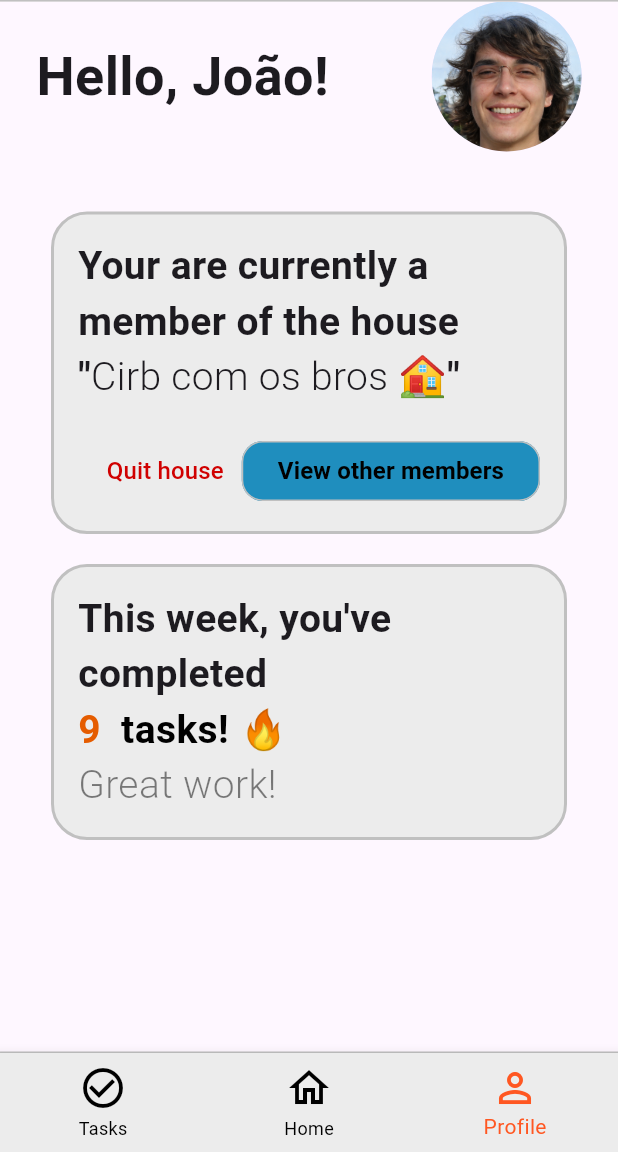
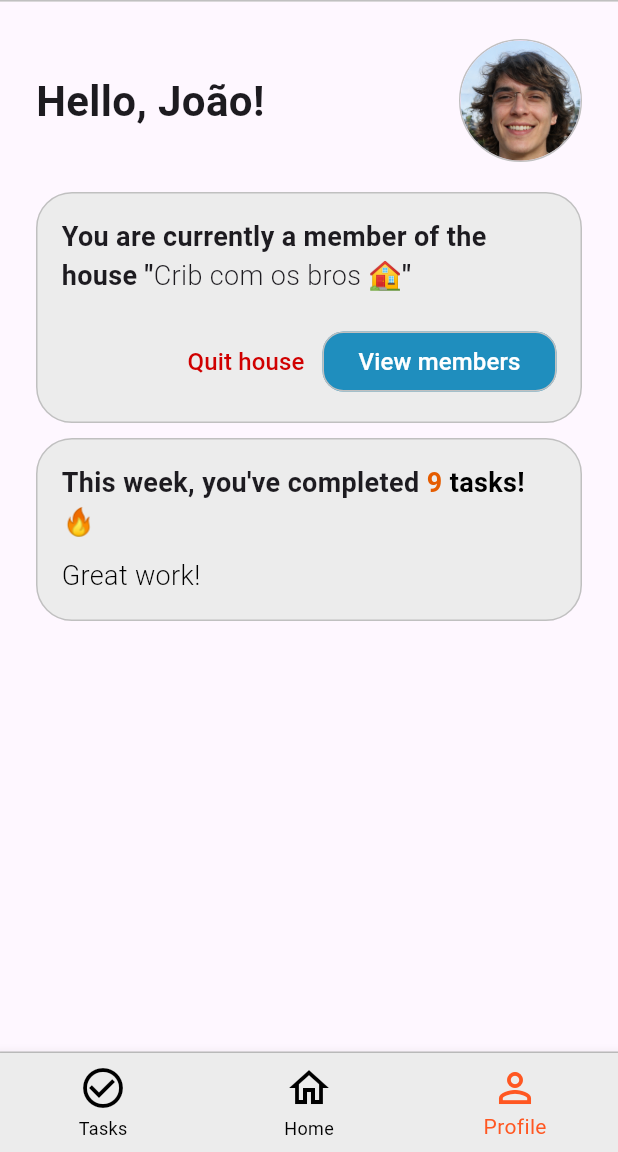
Before and after one commit to simaopsbarbosa/Udunnit, a Flutter app: the screen it shows after launch, item 3 of the bottom bar chosen, on a phone screen of 412 x 824 dp, the part 84-1236 px from its top. Run offline on Flutter 3.47's test engine with Material 3 defaults, Android fonts, the phone set to English and light mode, and no system bars.

Commit message:
fixed some small errors on profile page

```diff
--- a/lib/screens/profile_screen.dart
+++ b/lib/screens/profile_screen.dart
@@ -2,34 +2,46 @@ import 'package:flutter/material.dart';
 import 'package:udunnit/themes/colors.dart';
 
 class ProfileScreen extends StatelessWidget {
+  const ProfileScreen({super.key});
+
   @override
   Widget build(BuildContext context) {
     return SingleChildScrollView(
+      child: Padding(
+        padding: const EdgeInsets.symmetric(horizontal: 24.0),
         child: Column(
           children: [
+            const SizedBox(height: 25),
             Row(
-            mainAxisAlignment: MainAxisAlignment.spaceEvenly,
+              mainAxisAlignment: MainAxisAlignment.spaceBetween,
               children: [
                 Text(
                   'Hello, João!',
-                style: TextStyle(fontSize: 36, fontWeight: FontWeight.bold),
+                  style: TextStyle(fontSize: 28, fontWeight: FontWeight.bold),
                 ),
                 SizedBox(width: 20),
-              CircleAvatar(
-                radius: 50,
-                backgroundImage: AssetImage('assets/images/fake_joao_mauricio.png'),
-              )
-            ]
+                Container(
+                  decoration: BoxDecoration(
+                    shape: BoxShape.circle,
+                    border: Border.all(color: Appcolors.GreyBorder, width: 1),
                   ),
-          SizedBox(height: 40),
+                  child: CircleAvatar(
+                    radius: 40,
+                    backgroundImage: AssetImage(
+                      'assets/images/fake_joao_mauricio.png',
+                    ),
+                  ),
+                ),
+              ],
+            ),
+            SizedBox(height: 20),
             Container(
-            margin: EdgeInsets.symmetric(horizontal: 34),
               width: double.infinity,
               padding: EdgeInsets.all(16),
               decoration: BoxDecoration(
                 color: Appcolors.Grey,
                 borderRadius: BorderRadius.circular(24),
-              border: Border.all(color: Appcolors.GreyBorder, width: 2),
+                border: Border.all(color: Appcolors.GreyBorder, width: 1),
               ),
               child: Column(
                 children: [
@@ -41,14 +53,14 @@ class ProfileScreen extends StatelessWidget {
                         Flexible(
                           child: Text.rich(
                             TextSpan(
-                            text: 'Your are currently a member of the house "',
+                              text: 'You are currently a member of the house "',
                               style: TextStyle(
-                              fontSize: 26,
-                              fontWeight: FontWeight.bold
+                                fontSize: 18,
+                                fontWeight: FontWeight.bold,
                               ),
                               children: [
                                 TextSpan(
-                                text: 'Cirb com os bros 🏠',
+                                  text: 'Crib com os bros 🏠',
                                   style: TextStyle(fontWeight: FontWeight.w300),
                                 ),
                                 TextSpan(text: '"'),
@@ -73,9 +85,7 @@ class ProfileScreen extends StatelessWidget {
                           ),
                           child: Text(
                             'Quit house',
-                          style: TextStyle(
-                            fontSize: 16,
-                          ),
+                            style: TextStyle(fontSize: 16),
                           ),
                         ),
 
@@ -86,17 +96,18 @@ class ProfileScreen extends StatelessWidget {
                             alignment: Alignment.centerRight,
                             backgroundColor: Appcolors.Blue,
                             foregroundColor: Appcolors.Black,
-                          side: BorderSide(color: Appcolors.GreyBorder, width: 1),
+                            side: BorderSide(
+                              color: Appcolors.GreyBorder,
+                              width: 1,
+                            ),
                             shape: RoundedRectangleBorder(
                               borderRadius: BorderRadius.circular(14),
                             ),
                           ),
                           child: Text(
-                          'View other members',
-                          style: TextStyle(
-                            fontSize: 16,
-                            fontWeight: FontWeight.bold,
-                          ),
+                            'View members',
+                            overflow: TextOverflow.ellipsis,
+                            style: TextStyle(fontSize: 16, color: Colors.white),
                           ),
                         ),
                       ],
@@ -107,15 +118,14 @@ class ProfileScreen extends StatelessWidget {
             ),
 
             Padding(
-            padding: const EdgeInsets.only(top: 20.0),
+              padding: const EdgeInsets.only(top: 10.0),
               child: Container(
-              margin: EdgeInsets.symmetric(horizontal: 34),
                 width: double.infinity,
                 padding: EdgeInsets.all(16),
                 decoration: BoxDecoration(
                   color: Appcolors.Grey,
                   borderRadius: BorderRadius.circular(24),
-                border: Border.all(color: Appcolors.GreyBorder, width: 2),
+                  border: Border.all(color: Appcolors.GreyBorder, width: 1),
                 ),
                 child: Column(
                   children: [
@@ -128,40 +138,42 @@ class ProfileScreen extends StatelessWidget {
                             child: Column(
                               crossAxisAlignment: CrossAxisAlignment.start,
                               children: [
-                              Text(
-                                "This week, you've completed ",
+                                Text.rich(
+                                  TextSpan(
+                                    text: "This week, you've completed ",
                                     style: TextStyle(
-                                    fontSize: 26,
-                                    fontWeight: FontWeight.bold
+                                      fontSize: 18,
+                                      fontWeight: FontWeight.bold,
                                     ),
-                              ),
-                              Text.rich(
+                                    children: [
                                       TextSpan(
                                         text: "9 ",
                                         style: TextStyle(
-                                    fontSize: 26,
+                                          fontSize: 18,
                                           fontWeight: FontWeight.bold,
                                           color: Appcolors.Orange,
                                         ),
-                                  children: [
+                                      ),
                                       TextSpan(
-                                      text: ' tasks! 🔥',
+                                        text: 'tasks! 🔥',
                                         style: TextStyle(
                                           fontWeight: FontWeight.bold,
-                                        fontSize: 26,
+                                          fontSize: 18,
                                           color: Appcolors.Black,
-
                                         ),
                                       ),
                                     ],
                                   ),
                                 ),
-                              Text(
+                                Padding(
+                                  padding: const EdgeInsets.only(top: 10.0),
+                                  child: Text(
                                     "Great work! ",
                                     style: TextStyle(
-                                    color: Appcolors.Black.withOpacity(0.5),
-                                    fontSize: 26,
+                                      color: Colors.black,
+                                      fontSize: 18,
                                       fontWeight: FontWeight.w300,
+                                    ),
                                   ),
                                 ),
                               ],
@@ -176,6 +188,7 @@ class ProfileScreen extends StatelessWidget {
             ),
           ],
         ),
+      ),
     );
   }
 }
```
Lines whose indentation alone changed are shown as unchanged.
